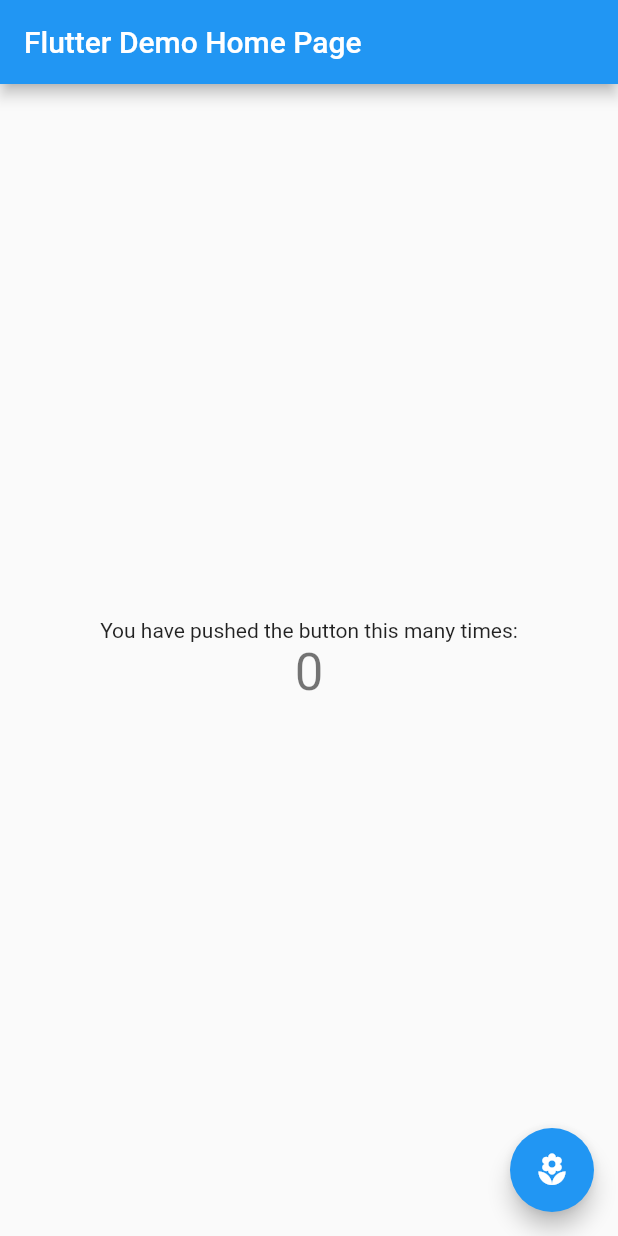
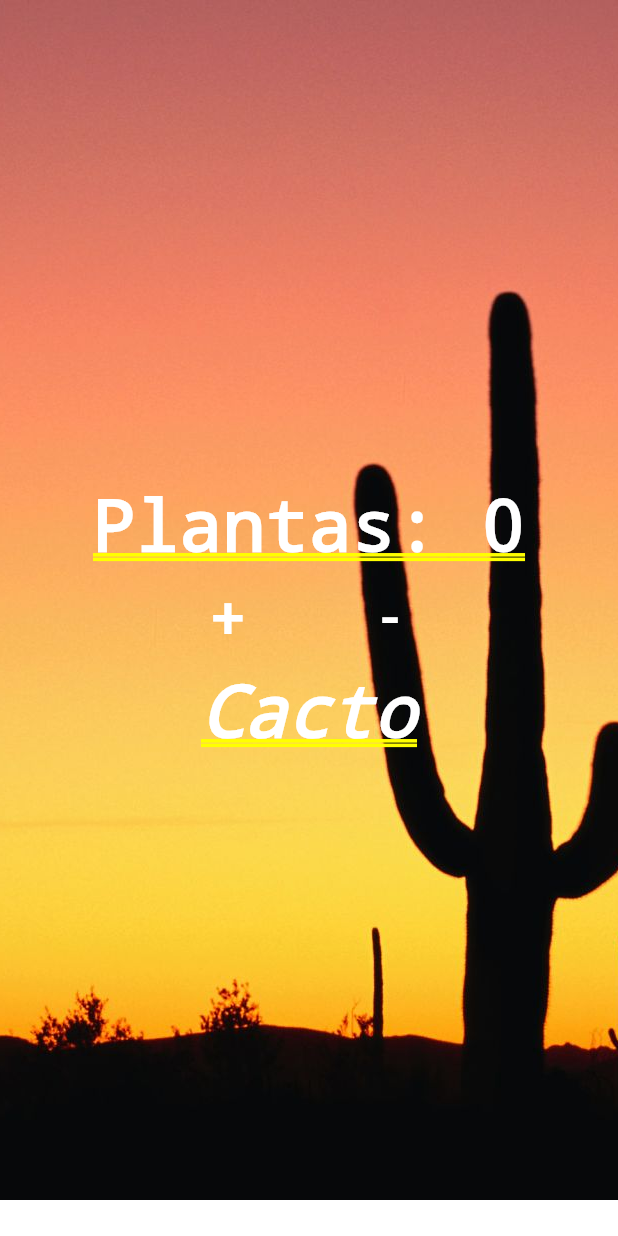
Before and after one commit to RenatoAlves0/plante-app, a Flutter app: the screen it shows after launch, on a phone screen of 412 x 824 dp. Run offline on Flutter 3.47's test engine with Material 2 defaults, Android fonts, the light colour scheme and no system bars.

Commit message:
App Contador

```diff
--- a/lib/main.dart
+++ b/lib/main.dart
@@ -1,64 +1,62 @@
 import 'package:flutter/material.dart';
 
-void main() => runApp(MyApp());
-
-class MyApp extends StatelessWidget {
-  @override
-  Widget build(BuildContext context) {
-    return MaterialApp(
-      title: 'Flutter Demo',
-      theme: ThemeData(
-        primarySwatch: Colors.blue,
-      ),
-      home: MyHomePage(title: 'Flutter Demo Home Page'),
-    );
-  }
+void main() {
+  runApp(MaterialApp(title: "Plante", home: Home()));
 }
 
-class MyHomePage extends StatefulWidget {
-  MyHomePage({Key key, this.title}) : super(key: key);
-
-  final String title;
-
+class Home extends StatefulWidget {
   @override
-  _MyHomePageState createState() => _MyHomePageState();
+  _HomeState createState() => _HomeState();
 }
 
-class _MyHomePageState extends State<MyHomePage> {
-  int _counter = 0;
+class _HomeState extends State<Home> {
+  int _plantas = 0;
+  String _tipoPlanta = "Cacto";
 
-  void _incrementCounter() {
+  void _changePlantas(int a) {
     setState(() {
-      _counter++;
+      _plantas += a;
+      if(_plantas < 0) _tipoPlanta = "Carnívoras";
+      else _tipoPlanta = "Cacto";
     });
   }
 
   @override
   Widget build(BuildContext context) {
-    return Scaffold(
-      appBar: AppBar(
-        title: Text(widget.title),
-      ),
-      body: Center(
-        child: Column(
+    return Stack(
+      children: <Widget>[
+        Image.asset( "images/cactos.jpg", fit: BoxFit.fitHeight, height: 800),
+
+        Column(
           mainAxisAlignment: MainAxisAlignment.center,
           children: <Widget>[
-            Text(
-              'You have pushed the button this many times:',
+            Text( "Plantas: $_plantas", style: TextStyle(color: Colors.white, fontWeight: FontWeight.bold),),
+
+            Row(
+              mainAxisAlignment: MainAxisAlignment.center,
+              children: <Widget>[
+                Padding(
+                  padding: EdgeInsets.all(10.0),
+                  child: FlatButton(
+                    child: Text( "+", style: TextStyle(fontSize: 40, color: Colors.white),),
+                    onPressed: () => _changePlantas(1)
+                  ),
+                ),
+
+                Padding(
+                  padding: EdgeInsets.all(10.0),
+                  child: FlatButton(
+                    child: Text( "-", style: TextStyle(fontSize: 40, color: Colors.white),),
+                    onPressed: () =>_changePlantas(-1)
+                  ),
+                ),
+              ],
             ),
-            Text(
-              '$_counter',
-              style: Theme.of(context).textTheme.display1,
-            ),
+
+            Text( "$_tipoPlanta", style: TextStyle(color: Colors.white, fontStyle: FontStyle.italic),),
           ],
-        ),
-      ),
-      floatingActionButton: FloatingActionButton(
-        onPressed: _incrementCounter,
-        tooltip: 'Increment',
-        child: Icon(Icons.local_florist),
-        // child: Icon(Icons.spa),
-      ),
+        )
+      ],
     );
   }
 }
--- a/pubspec.yaml
+++ b/pubspec.yaml
@@ -41,8 +41,8 @@
   uses-material-design: true
 
   # To add assets to your application, add an assets section, like this:
-  # assets:
-  #  - images/a_dot_burr.jpeg
+  assets:
+  - images/cactos.jpg
   #  - images/a_dot_ham.jpeg
 
   # An image asset can refer to one or more resolution-specific "variants", see
```
Also changed, not shown: images/cactos.jpg (added), 1 other file.
